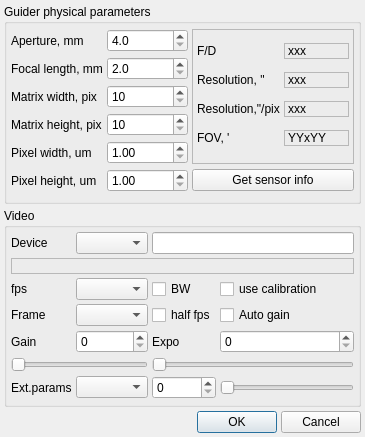
The window that lin_guider/ui/setup_video.ui (rumengb/lin_guider) describes before a commit, drawn with Qt 5.
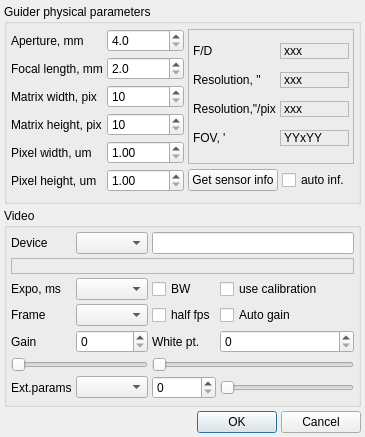
The same window after the commit.

What changed in the file:
```diff
--- a/lin_guider/ui/setup_video.ui
+++ b/lin_guider/ui/setup_video.ui
@@ -110,7 +110,7 @@
       <item row="2" column="0">
        <widget class="QLabel" name="l_7">
         <property name="text">
-         <string>fps</string>
+         <string>Expo, ms</string>
         </property>
        </widget>
       </item>
@@ -168,7 +168,7 @@
       <item row="4" column="2">
        <widget class="QLabel" name="label_Expo">
         <property name="text">
-         <string>Expo</string>
+         <string>White pt.</string>
         </property>
        </widget>
       </item>
@@ -487,13 +487,20 @@
         </layout>
        </widget>
       </item>
-      <item row="5" column="2" colspan="2">
+      <item row="5" column="2">
        <widget class="QPushButton" name="pushButton_GetSensorInfo">
         <property name="text">
          <string>Get sensor info</string>
         </property>
        </widget>
       </item>
+      <item row="5" column="3">
+       <widget class="QCheckBox" name="checkBox_AutoSensorInfo">
+        <property name="text">
+         <string>auto inf.</string>
+        </property>
+       </widget>
+      </item>
      </layout>
     </widget>
    </item>
```
Left out of the diff: 15 changed lines with no effect on the pictures.
